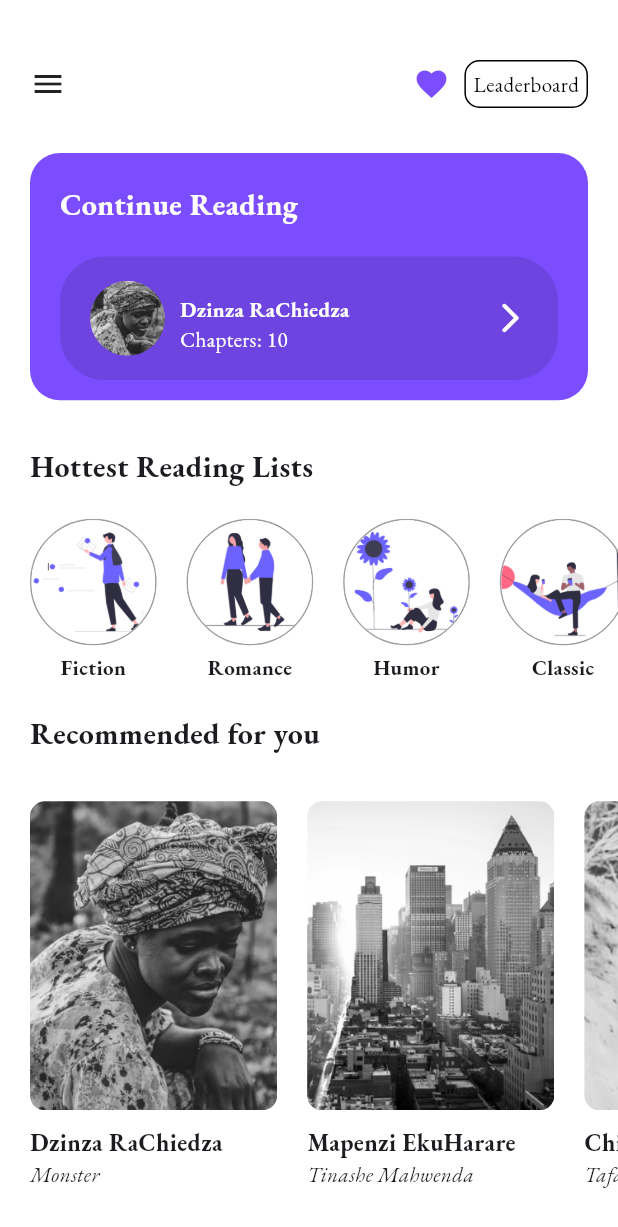
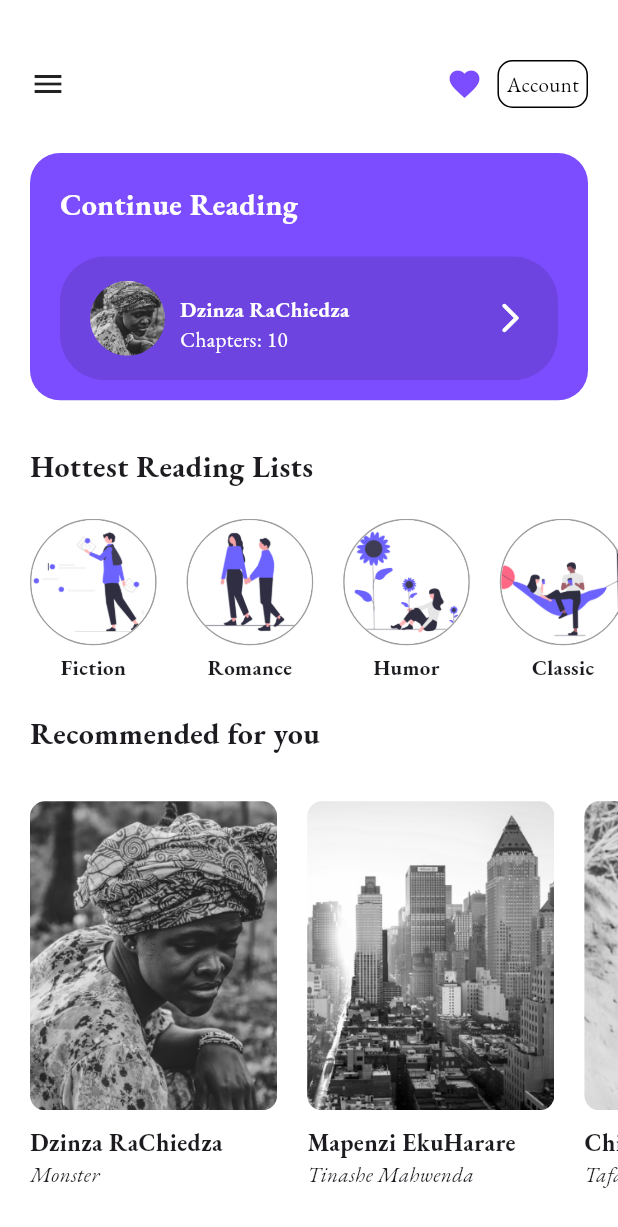
Before and after one commit to tinashemahwenda/redi-book-app, a Flutter app: the HomePage screen opened directly, on a phone screen of 412 x 824 dp. Shown: the top 1227 px of the screen. Run offline on Flutter 3.47's test engine with Material 3 defaults, Android fonts, the phone set to English and light mode, and no system bars; our stand-ins replace flutter_svg, lottie; missing offline and left inert: screen_brightness.

Commit message:
Changed from leaderboard to account

```diff
--- a/lib/components/cool_navigationbar.dart
+++ b/lib/components/cool_navigationbar.dart
@@ -32,7 +32,7 @@ class CoolNavigationbar extends StatelessWidget {
                     color: Colors.white,
                     border: Border.all(width: 1, color: Colors.black)),
                 child: Text(
-                  'Leaderboard',
+                  'Account',
                   style: TextStyle(
                     color: Colors.black,
                   ),
```
